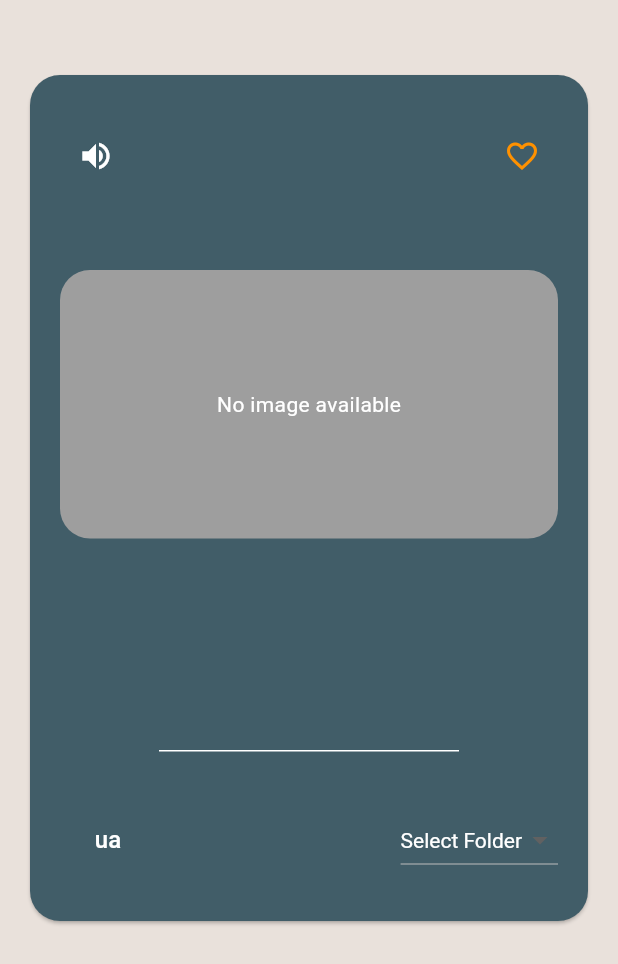
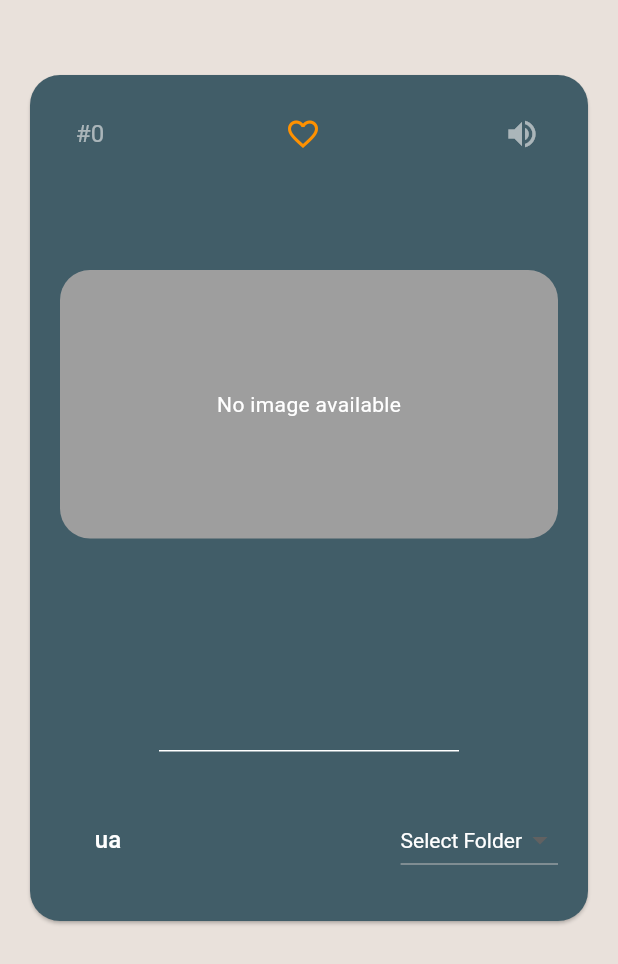
Before and after one commit to IvanRobak/words, a Flutter app: the WordDetail widget shown alone on an empty page, opened directly with empty values, on a phone screen of 412 x 824 dp. Shown: the top 964 px of the screen. Run offline on Flutter 3.47's test engine with Material 3 defaults, Android fonts, the phone set to English and light mode, and no system bars; our stand-ins replace cached_network_image, firebase_auth, firebase_core, firebase_storage, flutter_riverpod, flutter_tts and 1 more; accounts and stored records are empty; network calls fail.

Commit message:
icon for number

```diff
--- a/lib/screens/word_list.dart
+++ b/lib/screens/word_list.dart
@@ -17,7 +17,7 @@ class _WordListScreenState extends ConsumerState<WordListScreen> {
   int columns = 2; // Поточна кількість стовпців
   final List<int> columnOptions = [2, 3]; // Можливі варіанти
   int currentPage = 0; // Поточна сторінка
-  final int wordsPerPage = 10; // Кількість слів на сторінку
+  final int wordsPerPage = 30; // Кількість слів на сторінку
 
   @override
   void initState() {
--- a/lib/widgets/word_details/icon_buttons.dart
+++ b/lib/widgets/word_details/icon_buttons.dart
@@ -4,29 +4,37 @@ class IconButtons extends StatelessWidget {
   final bool isFavorite;
   final VoidCallback onSpeakPressed;
   final VoidCallback onFavoritePressed;
+  final int wordId; // Додано параметр wordId
 
   const IconButtons({
     super.key,
     required this.isFavorite,
     required this.onSpeakPressed,
     required this.onFavoritePressed,
+    required this.wordId, // Ініціалізація параметра wordId
   });
 
   @override
   Widget build(BuildContext context) {
     return Positioned(
-      top: 0,
+      top: -15,
       right: 0,
       left: 0,
       child: Row(
         mainAxisAlignment: MainAxisAlignment.spaceBetween,
+        crossAxisAlignment: CrossAxisAlignment.center,
         children: [
-          IconButton(
-            icon: const Icon(
-              Icons.volume_up,
-              color: Colors.white,
+          SizedBox(
+            width: 40, // Встановіть ширину, яка дорівнює ширині іконок
+            child: Center(
+              child: Text(
+                '#$wordId', // Використання wordId для відображення номера
+                style: const TextStyle(
+                  color: Color.fromARGB(150, 245, 244, 244),
+                  fontSize: 16,
+                ),
+              ),
             ),
-            onPressed: onSpeakPressed, // Call _speakWord when pressed
           ),
           IconButton(
             icon: Icon(
@@ -35,6 +43,13 @@ class IconButtons extends StatelessWidget {
             ),
             onPressed: onFavoritePressed,
           ),
+          IconButton(
+            icon: const Icon(
+              Icons.volume_up,
+              color: Color.fromARGB(150, 245, 244, 244),
+            ),
+            onPressed: onSpeakPressed,
+          ),
         ],
       ),
     );
--- a/lib/widgets/word_details/word_detail.dart
+++ b/lib/widgets/word_details/word_detail.dart
@@ -237,6 +237,8 @@ class _WordDetailState extends ConsumerState<WordDetail> {
                       });
                     }
                   },
+                  wordId:
+                      widget.word.id, // Передача wordId у компонент IconButtons
                 ),
               ],
             ),
```
